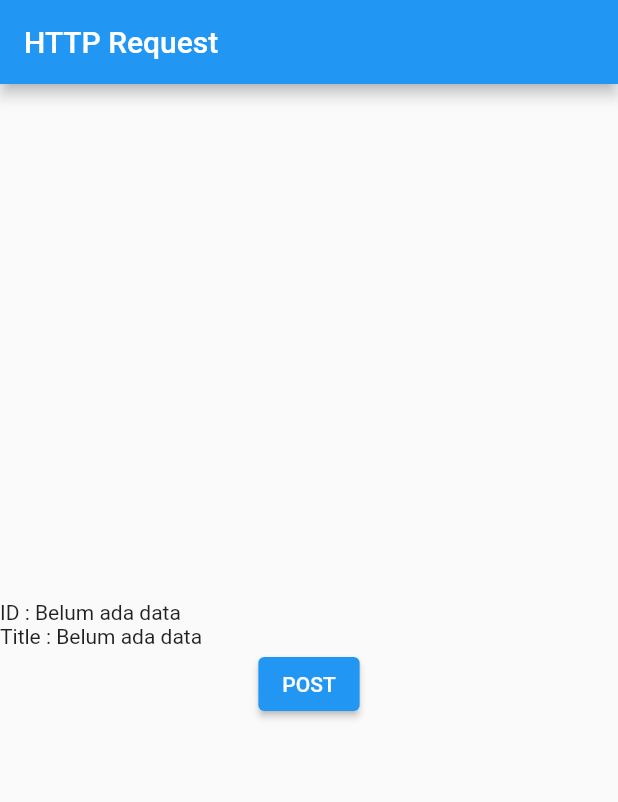
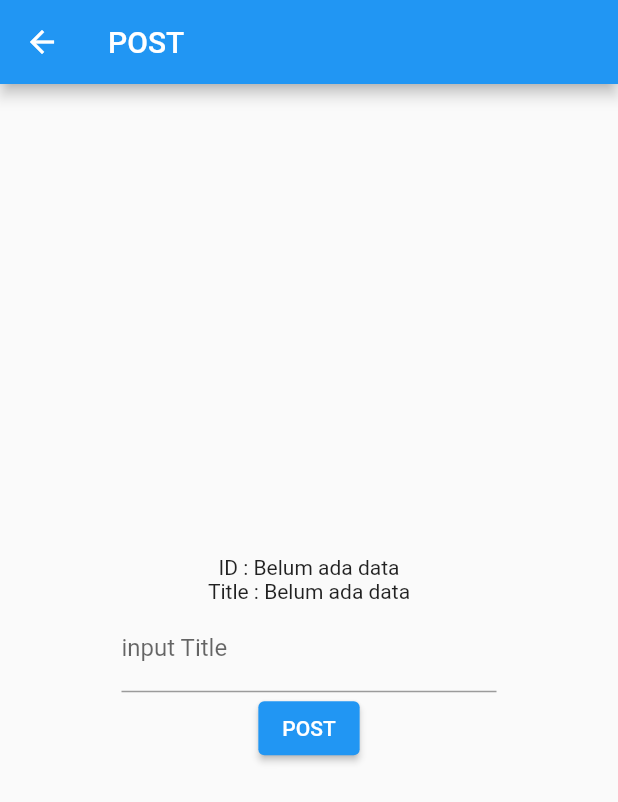
Before and after one commit to askaerlangga/belajar_flutter_dasar, a Flutter app: the screen it shows after launch, after a tap on "POST", on a phone screen of 412 x 824 dp. Shown: the top 802 px of the screen. Run offline on Flutter 3.47's test engine with Material 2 defaults, Android fonts, the phone set to English and light mode, and no system bars; network calls fail.

Commit message:
Http Request POST (edit)

```diff
--- a/lib/main.dart
+++ b/lib/main.dart
@@ -1,15 +1,14 @@
 import 'package:belajar_flutter_dasar/page/home_page.dart';
+import 'package:belajar_flutter_dasar/page/post_page.dart';
 import 'package:flutter/material.dart';
 
-void main() => runApp(MyApp());
-
-class MyApp extends StatelessWidget {
-  const MyApp({Key? key}) : super(key: key);
-
-  @override
-  Widget build(BuildContext context) {
-    return MaterialApp(
-      home: HomePage(),
-    );
-  }
+void main() {
+  runApp(MaterialApp(
+    title: 'HTTP Request',
+    initialRoute: '/home',
+    routes: {
+      '/home': (context) => const HomePage(),
+      '/post': (context) => const PostPage(),
+    },
+  ));
 }
--- /dev/null
+++ b/lib/model/album.dart
@@ -0,0 +1,10 @@
+class Album {
+  final int? id;
+  final String? title;
+
+  const Album({this.id, this.title});
+
+  factory Album.fromJson(Map<String, dynamic> json) {
+    return Album(id: json['id'], title: json['title']);
+  }
+}
--- a/lib/model/person.dart
+++ /dev/null
@@ -1,10 +0,0 @@
-class Person {
-  final int? id;
-  final String? title;
-
-  const Person({this.id, this.title});
-
-  factory Person.fromJson(Map<String, dynamic> json) {
-    return Person(id: json['id'], title: json['title']);
-  }
-}
--- a/lib/model/post.dart
+++ b/lib/model/post.dart
@@ -1,6 +1,6 @@
 import 'dart:convert';
 
-import 'package:belajar_flutter_dasar/model/person.dart';
+import 'package:belajar_flutter_dasar/model/album.dart';
 import 'package:http/http.dart' as http;
 
 class PostData {
@@ -11,7 +11,7 @@ class PostData {
       final response =
           await http.post(Uri.parse(urlAPI), body: {'title': title});
       if (response.statusCode == 201) {
-        return Person.fromJson(jsonDecode(response.body));
+        return Album.fromJson(jsonDecode(response.body));
       } else {
         throw Exception('Failed to create data.');
       }
--- a/lib/page/home_page.dart
+++ b/lib/page/home_page.dart
@@ -1,6 +1,6 @@
 import 'package:flutter/material.dart';
 import 'package:belajar_flutter_dasar/model/post.dart';
-import 'package:belajar_flutter_dasar/model/person.dart';
+import 'package:belajar_flutter_dasar/model/album.dart';
 
 class HomePage extends StatefulWidget {
   const HomePage({Key? key}) : super(key: key);
@@ -10,34 +10,35 @@ class HomePage extends StatefulWidget {
 }
 
 class _HomePageState extends State<HomePage> {
-  PostData postData = PostData();
-  Person person = Person();
-  String data = 'Belum ada data';
   @override
   Widget build(BuildContext context) {
     return Scaffold(
         appBar: AppBar(
           title: Text('HTTP Request'),
         ),
-      body: Column(
+        body: ListView(
+          children: [
+            Container(
+              margin: EdgeInsets.all(10),
+              child: Column(
                 mainAxisAlignment: MainAxisAlignment.center,
                 children: <Widget>[
-          Row(
-            children: [Text('ID : '), Text('${person.id ?? data}')],
-          ),
-          Row(
-            children: [Text('Title : '), Text(person.title ?? data)],
-          ),
-          ElevatedButton(
-              onPressed: () async {
-                await postData.postData('aska').then((value) {
-                  person = value;
-                  setState(() {});
-                });
-              },
-              child: Text('POST'))
+                  menuButton(context, 'POST', () {
+                    Navigator.pushNamed(context, '/post');
+                  }),
                 ],
               ),
-    );
+            ),
+          ],
+        ));
+  }
+
+  Container menuButton(
+      BuildContext context, String text, void Function()? onPressed) {
+    return Container(
+        margin: EdgeInsets.only(bottom: 10),
+        width: MediaQuery.of(context).size.width,
+        height: 50,
+        child: ElevatedButton(onPressed: onPressed, child: Text(text)));
   }
 }
--- /dev/null
+++ b/lib/page/post_page.dart
@@ -0,0 +1,55 @@
+import 'package:flutter/material.dart';
+import 'package:belajar_flutter_dasar/model/post.dart';
+import 'package:belajar_flutter_dasar/model/album.dart';
+
+class PostPage extends StatefulWidget {
+  const PostPage({Key? key}) : super(key: key);
+
+  @override
+  _PostPageState createState() => _PostPageState();
+}
+
+class _PostPageState extends State<PostPage> {
+  PostData postData = PostData();
+  Album album = Album();
+  final TextEditingController _controller = TextEditingController();
+  String data = 'Belum ada data';
+  @override
+  Widget build(BuildContext context) {
+    return Scaffold(
+      appBar: AppBar(
+        title: Text('POST'),
+      ),
+      body: Column(
+        mainAxisAlignment: MainAxisAlignment.center,
+        children: [
+          Row(
+            mainAxisAlignment: MainAxisAlignment.center,
+            children: [Text('ID : '), Text('${album.id ?? data}')],
+          ),
+          Row(
+            mainAxisAlignment: MainAxisAlignment.center,
+            children: [Text('Title : '), Text(album.title ?? data)],
+          ),
+          Container(
+            width: 250,
+            child: TextField(
+              controller: _controller,
+              decoration: InputDecoration(
+                label: Text('input Title'),
+              ),
+            ),
+          ),
+          ElevatedButton(
+              onPressed: () async {
+                await postData.postData(_controller.text).then((value) {
+                  album = value;
+                  setState(() {});
+                });
+              },
+              child: Text('POST'))
+        ],
+      ),
+    );
+  }
+}
```
Also changed, not shown: 1 other file. Lines whose indentation alone changed are shown as unchanged.
